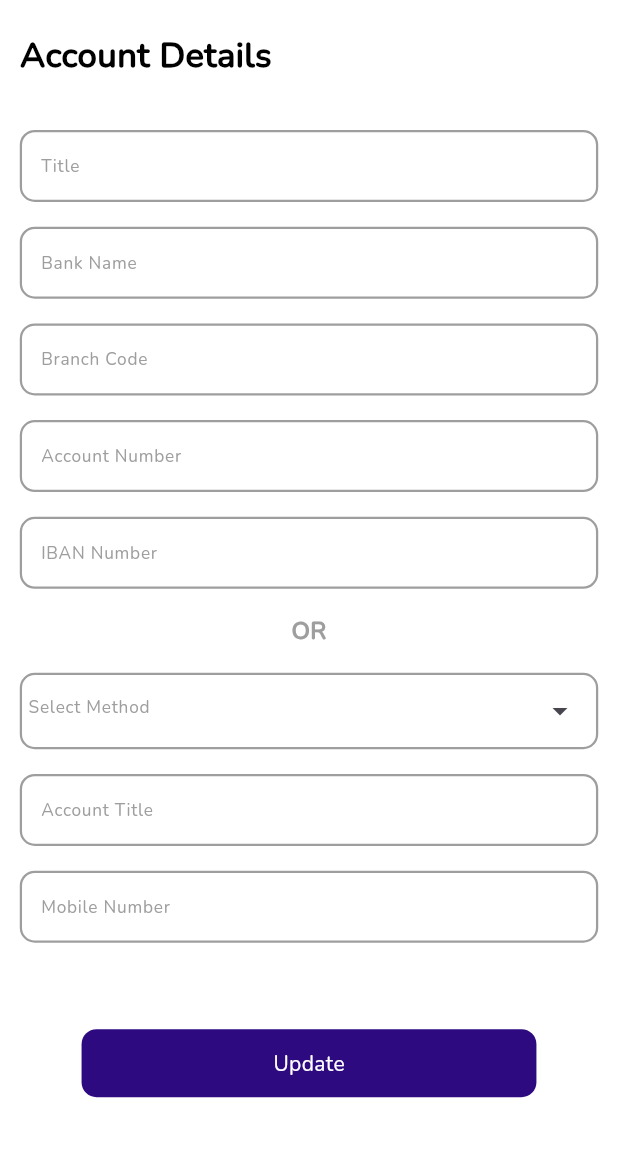
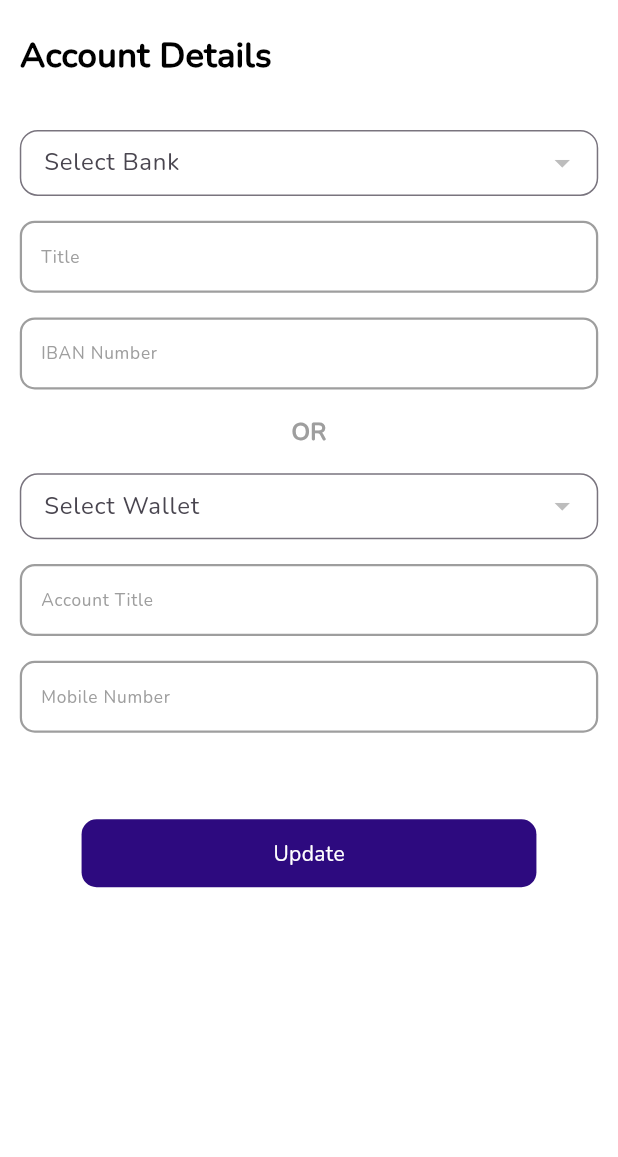
Before and after one commit to shayansaeed123/fahad_tutor, a Flutter app: the Profile screen opened directly, after a tap on "Bank Details", on a phone screen of 412 x 824 dp, the part 53-1210 px from its top. Run offline on Flutter 3.47's test engine with Material 3 defaults, Android fonts, the phone set to English and light mode, and no system bars; drawn by our look-alikes of dropdown_search; our stand-ins replace cached_network_image, connectivity_plus, convex_bottom_bar, device_preview, dotted_border, firebase_auth and 14 more; missing offline and left inert: syncfusion_flutter_pdfviewer; accounts and stored records are empty; network calls fail; statements that could not run were skipped.

Commit message:
update
update

```diff
--- a/lib/controller/text_field_controller.dart
+++ b/lib/controller/text_field_controller.dart
@@ -119,6 +119,9 @@ final TextEditingController _title = TextEditingController();
   final TextEditingController _mobilenumber = TextEditingController();
   TextEditingController get mobilenumber => _mobilenumber;
 
+  final TextEditingController _wallet = TextEditingController();
+  TextEditingController get wallet => _wallet;
+
 
 
 
--- a/lib/model/banksmodel.dart
+++ b/lib/model/banksmodel.dart
@@ -13,3 +13,17 @@ class Bank {
     );
   }
 }
+
+class Wallet {
+  final String id;
+  final String walletName;
+
+  Wallet({required this.id, required this.walletName});
+
+  factory Wallet.fromJson(Map<String, dynamic> json) {
+    return Wallet(
+      id: json['id'],
+      walletName: json['banks_name'],
+    );
+  }
+}
--- a/lib/repo/tutor_repo.dart
+++ b/lib/repo/tutor_repo.dart
@@ -896,4 +896,16 @@ class TutorRepository {
   }
 }
 
+Future<List<Wallet>> fetchWalletBanks() async {
+  final response = await http.get(Uri.parse("${MySharedPrefrence().get_baseUrl()}all_in.php?cash_wallet=1"));
+
+  if (response.statusCode == 200) {
+    final data = json.decode(response.body);
+    final List banksJson = data['cash_wallet_listing'];
+    return banksJson.map((json) => Wallet.fromJson(json)).toList();
+  } else {
+    throw Exception('Failed to load banks');
+  }
 }
+
+}
--- a/lib/res/reusableTextField.dart
+++ b/lib/res/reusableTextField.dart
@@ -343,6 +343,33 @@ Widget reusableDropdownAdditional(
     );
   }
 
+  reusableDropdownBankDetails<T>(
+    List<T> items,
+  T? selectedItem,
+  String label,
+  String Function(T) getLabel,
+  Function(T?) onChanged,
+  ){
+    return DropdownButtonFormField<T>(
+      decoration: InputDecoration(
+        labelText: label,
+        isDense: true,
+        contentPadding: EdgeInsets.symmetric(vertical: 10, horizontal: 12),
+        border: OutlineInputBorder(
+          borderRadius: BorderRadius.circular(12),
+        ),
+      ),
+      value: selectedItem,
+      items: items.map((item) {
+        return DropdownMenuItem<T>(
+          value: item,
+          child: reusableText(getLabel(item), fontsize: 15),
+        );
+      }).toList(),
+      onChanged: onChanged,
+    );
+  }
+
 
 
 
--- a/lib/views/profile/accountdetails.dart
+++ b/lib/views/profile/accountdetails.dart
@@ -4,6 +4,7 @@ import 'package:dropdown_search/dropdown_search.dart';
 import 'package:fahad_tutor/controller/color_controller.dart';
 import 'package:fahad_tutor/controller/text_field_controller.dart';
 import 'package:fahad_tutor/database/my_shared.dart';
+import 'package:fahad_tutor/model/banksmodel.dart';
 import 'package:fahad_tutor/repo/tutor_repo.dart';
 import 'package:fahad_tutor/repo/utils.dart';
 import 'package:fahad_tutor/res/reusableText.dart';
@@ -27,6 +28,10 @@ class AccountDetails extends StatefulWidget {
 
 class _AccountDetailsState extends State<AccountDetails> {
   bool isLoading = false;
+  List<Bank> _banks = [];
+  Bank? _selectedBank;
+  List<Wallet> _walletbanks = [];
+  Wallet? _selectedWalletBank;
   late FocusNode _title;
   late FocusNode _bankname;
   late FocusNode _branchcode;
@@ -46,10 +51,13 @@ class _AccountDetailsState extends State<AccountDetails> {
   String Easy_Paisa_Mobile = '';
   String Easy_Paisa_Title = '';
   String easypesa_bank = '';
+  String wallet = '';
 
   @override
   void initState() {
     super.initState();
+    loadBanks();
+    loadWalletBanks();
     _title = FocusNode();
     _title.addListener(_onFocusChange);
     _bankname = FocusNode();
@@ -77,6 +85,8 @@ class _AccountDetailsState extends State<AccountDetails> {
       reusabletextfieldcontroller.ibannumber.text = IBAN_Pptional;
       reusabletextfieldcontroller.accounttitle.text = easypesa_bank;
       reusabletextfieldcontroller.mobilenumber.text = Easy_Paisa_Mobile;
+      reusabletextfieldcontroller.wallet.text = wallet;
+
 
       reusabletextfieldcontroller.title.addListener(_updateTitle);
       reusabletextfieldcontroller.bankname.addListener(_updateTitle);
@@ -85,6 +95,7 @@ class _AccountDetailsState extends State<AccountDetails> {
       reusabletextfieldcontroller.ibannumber.addListener(_updateTitle);
       reusabletextfieldcontroller.accounttitle.addListener(_updateTitle);
       reusabletextfieldcontroller.mobilenumber.addListener(_updateTitle);
+      reusabletextfieldcontroller.wallet.addListener(_updateTitle);
     });
   }
   @override
@@ -123,13 +134,14 @@ class _AccountDetailsState extends State<AccountDetails> {
         IBAN_Pptional = reusabletextfieldcontroller.ibannumber.text;
         Easy_Paisa_Mobile = reusabletextfieldcontroller.mobilenumber.text;
         easypesa_bank = reusabletextfieldcontroller.accounttitle.text;
+        wallet = reusabletextfieldcontroller.wallet.text;
       });
     }
   }
 
    Future<void> loadBanks() async {
     try {
-      final banks = await fetchBanks();
+      final banks = await repository.fetchBanks();
       setState(() {
         _banks = banks;
       });
@@ -138,43 +150,16 @@ class _AccountDetailsState extends State<AccountDetails> {
     }
   }
 
-  // void _validateForm() {
-  //    if (
-  //     reusabletextfieldcontroller.title.text.isNotEmpty &&
-  //     reusabletextfieldcontroller.bankname.text.isNotEmpty &&
-  //     reusabletextfieldcontroller.branchcode.text.isNotEmpty &&
-  //     reusabletextfieldcontroller.accountnumber.text.isNotEmpty &&
-  //     reusabletextfieldcontroller.ibannumber.text.isNotEmpty &&
-  //     reusabletextfieldcontroller.mobilenumber.text.isNotEmpty &&
-  //     methodValue.isNotEmpty &&
-  //     reusabletextfieldcontroller.accounttitle.text.isNotEmpty
-
-
-  //                       ) {
-  //                 updateAccountDetails();
-  //               } else {
-  //                 Utils.snakbar(
-  //                   context,
-  //                   reusabletextfieldcontroller.title.text.isEmpty
-  //                       ? "Title Is Missing"
-  //                       : reusabletextfieldcontroller.bankname.text.isEmpty
-  //                           ? "Bank Name Is Missing" :
-  //                           reusabletextfieldcontroller.branchcode.text.isEmpty
-  //                           ? "Branch Code Is Missing" :
-  //                           reusabletextfieldcontroller.accountnumber.text.isEmpty
-  //                           ? "Account Number Is Missing" :
-  //                           reusabletextfieldcontroller.ibannumber.text.isEmpty
-  //                           ? "IBAN Number Is Missing" :
-  //                           reusabletextfieldcontroller.mobilenumber.text.isEmpty
-  //                           ? "Mobile Number Is Missing" :
-  //                           methodValue.isEmpty
-  //                           ? "Payment Method Is Missing" :
-  //                           reusabletextfieldcontroller.accounttitle.text.isEmpty
-  //                           ? "Account Title Is Missing" :
-  //                            "Fill Correct Fields",
-  //                 );
-  //               }
-  // }
+  Future<void> loadWalletBanks() async {
+    try {
+      final banks = await repository.fetchWalletBanks();
+      setState(() {
+        _walletbanks = banks;
+      });
+    } catch (e) {
+      print('Error loading banks: $e');
+    }
+  }
 
   Future<void> updateAccountDetails()async{
     setState(() {
@@ -188,13 +173,14 @@ class _AccountDetailsState extends State<AccountDetails> {
         'code' : '10'.toString(),
         'tutor_id' : MySharedPrefrence().get_user_ID().toString(),
         'Title' : reusabletextfieldcontroller.title.text.toString(),
-        'bank_n': reusabletextfieldcontroller.bankname.text.toString(),
+        'bank_n': _selectedBank?.name ?? '',
         'Branch_Code': reusabletextfieldcontroller.branchcode.text.toString(),
         'Account_Number': reusabletextfieldcontroller.accountnumber.text.toString(),
         'IBAN': reusabletextfieldcontroller.ibannumber.text.toString(),
         'Easy_p': reusabletextfieldcontroller.mobilenumber.text.toString(),
         'Titlee': methodValue.toString(),
         'easypesa_bank': reusabletextfieldcontroller.accounttitle.text.toString(),
+        'wallet' : _selectedWalletBank?.walletName ?? '',
       }
     );
     if (response.statusCode == 200) {
@@ -247,6 +233,22 @@ class _AccountDetailsState extends State<AccountDetails> {
       Easy_Paisa_Mobile = responseData['Easy_Paisa_Mobile'];
       Easy_Paisa_Title = responseData['Easy_Paisa_Title'];
       easypesa_bank = responseData['easypesa_bank'];
+      wallet = responseData['wallet'];
+
+      // Set controllers
+  reusabletextfieldcontroller.title.text = Title;
+  reusabletextfieldcontroller.ibannumber.text = IBAN_Pptional;
+
+  // Set selected bank from name
+  _selectedBank = _banks.firstWhere(
+    (bank) => bank.name.toLowerCase() == Bank_Name.toLowerCase(),
+    orElse: () => null!,
+  );
+  // Set selected wallet from name
+  _selectedWalletBank = _walletbanks.firstWhere(
+    (bank) => bank.walletName.toLowerCase() == wallet.toLowerCase(),
+    orElse: () => null!,
+  );
     } else {
       print('Error: ${response.statusCode}');
     }
@@ -274,6 +276,12 @@ class _AccountDetailsState extends State<AccountDetails> {
                 return reusableVisiblityMesage(context, MySharedPrefrence().get_popup_text(), (){setState(() {visible=false;});}, visible);
                 }else{return Container();}},),
                 reusablaSizaBox(context, 0.020),
+                reusableDropdownBankDetails(_banks, _banks.contains(_selectedBank) ? _selectedBank : null, 'Select Bank', (bank) => bank.name, (value) {
+                  setState(() {
+                  _selectedBank = value;
+                  });
+                },),
+                reusablaSizaBox(context, 0.020),
                           reusableTextField(context,
                           reusabletextfieldcontroller.title,'Title', _title.hasFocus
                         ? colorController.blueColor
@@ -282,30 +290,30 @@ class _AccountDetailsState extends State<AccountDetails> {
                       FocusScope.of(context).requestFocus(_bankname);
                     }, ),
                     reusablaSizaBox(context, 0.020),
-                    reusableTextField(context,
-                          reusabletextfieldcontroller.bankname, 'Bank Name', _bankname.hasFocus
-                        ? colorController.blueColor
-                        : colorController.textfieldBorderColorBefore, _bankname, () {
-                      _bankname.unfocus();
-                      FocusScope.of(context).requestFocus(_branchcode);
-                    }, ),
-                    reusablaSizaBox(context, 0.020),
-                    reusableTextField(context,
-                          reusabletextfieldcontroller.branchcode, 'Branch Code', _branchcode.hasFocus
-                        ? colorController.blueColor
-                        : colorController.textfieldBorderColorBefore, _branchcode, () {
-                      _branchcode.unfocus();
-                      FocusScope.of(context).requestFocus(_accountnumber);
-                    }, ),
-                    reusablaSizaBox(context, 0.020),
-                    reusableTextField(context,
-                          reusabletextfieldcontroller.accountnumber, 'Account Number', _accountnumber.hasFocus
-                        ? colorController.blueColor
-                        : colorController.textfieldBorderColorBefore, _accountnumber, () {
-                      _accountnumber.unfocus();
-                      FocusScope.of(context).requestFocus(_ibannumber);
-                    }, ),
-                    reusablaSizaBox(context, 0.020),
+                    // reusableTextField(context,
+                    //       reusabletextfieldcontroller.bankname, 'Bank Name', _bankname.hasFocus
+                    //     ? colorController.blueColor
+                    //     : colorController.textfieldBorderColorBefore, _bankname, () {
+                    //   _bankname.unfocus();
+                    //   FocusScope.of(context).requestFocus(_branchcode);
+                    // }, ),
+                    // reusablaSizaBox(context, 0.020),
+                    // reusableTextField(context,
+                    //       reusabletextfieldcontroller.branchcode, 'Branch Code', _branchcode.hasFocus
+                    //     ? colorController.blueColor
+                    //     : colorController.textfieldBorderColorBefore, _branchcode, () {
+                    //   _branchcode.unfocus();
+                    //   FocusScope.of(context).requestFocus(_accountnumber);
+                    // }, ),
+                    // reusablaSizaBox(context, 0.020),
+                    // reusableTextField(context,
+                    //       reusabletextfieldcontroller.accountnumber, 'Account Number', _accountnumber.hasFocus
+                    //     ? colorController.blueColor
+                    //     : colorController.textfieldBorderColorBefore, _accountnumber, () {
+                    //   _accountnumber.unfocus();
+                    //   FocusScope.of(context).requestFocus(_ibannumber);
+                    // }, ),
+                    // reusablaSizaBox(context, 0.020),
                     reusableTextField(context,
                           reusabletextfieldcontroller.ibannumber, 'IBAN Number', _ibannumber.hasFocus
                         ? colorController.blueColor
@@ -316,59 +324,64 @@ class _AccountDetailsState extends State<AccountDetails> {
                     reusablaSizaBox(context, 0.020),
                     Center(child: reusableText('OR',color: colorController.grayTextColor,fontsize: 16,fontweight: FontWeight.bold)),
                     reusablaSizaBox(context, 0.020),
-                    Container(
-                                  padding: EdgeInsets.only(
-                                      left: MediaQuery.of(context).size.width *
-                                          .01),
-                                  width: MediaQuery.of(context).size.width,
-                                  // height:
-                                  //     MediaQuery.of(context).size.height * .055,
-                                  decoration: BoxDecoration(
-                                    border: Border.all(
-                                        color: Colors.grey,
-                                        width: 1.5), // Border color
-                                    borderRadius: BorderRadius.circular(10.0),
-                                    // Border radius
-                                  ),
-                                  child:
-                                  DropdownSearch<String>(
-  popupProps: PopupPropsMultiSelection.dialog(
-    fit: FlexFit.loose,
-    showSearchBox: true,
-    dialogProps: DialogProps(
-      backgroundColor: colorController.whiteColor,
-      elevation: 10,
-    ),
-    searchFieldProps: TextFieldProps(
-      decoration: InputDecoration(
-        hintText: 'Search...',
-        hintStyle: TextStyle(color: colorController.blackColor,fontSize: 12.5),
-        fillColor: colorController.whiteColor,
-        border: OutlineInputBorder(
-          borderRadius: BorderRadius.circular(11),
-        ),
-      ),
-    ),
-  ),
-  dropdownDecoratorProps: DropDownDecoratorProps(
-    dropdownSearchDecoration: InputDecoration(
-      hintText: methodValue.isEmpty ? 'Select Method' : methodValue,
-      hintStyle: TextStyle(color: colorController.grayTextColor,fontSize: 11.5),
-      border: InputBorder.none,
-    ),
-  ),
-  items: <String>['Jazz Cash', 'Easypaisa'],
-  onChanged: (String? newValue) {
-    setState(() {
-      methodValue = newValue ?? '';
-      print(methodValue);
-    });
-  },
-  selectedItem: methodValue.isNotEmpty ? methodValue : null,
-)
+//                     Container(
+//                                   padding: EdgeInsets.only(
+//                                       left: MediaQuery.of(context).size.width *
+//                                           .01),
+//                                   width: MediaQuery.of(context).size.width,
+//                                   // height:
+//                                   //     MediaQuery.of(context).size.height * .055,
+//                                   decoration: BoxDecoration(
+//                                     border: Border.all(
+//                                         color: Colors.grey,
+//                                         width: 1.5), // Border color
+//                                     borderRadius: BorderRadius.circular(10.0),
+//                                     // Border radius
+//                                   ),
+//                                   child:
+//                                   DropdownSearch<String>(
+//   popupProps: PopupPropsMultiSelection.dialog(
+//     fit: FlexFit.loose,
+//     showSearchBox: true,
+//     dialogProps: DialogProps(
+//       backgroundColor: colorController.whiteColor,
+//       elevation: 10,
+//     ),
+//     searchFieldProps: TextFieldProps(
+//       decoration: InputDecoration(
+//         hintText: 'Search...',
+//         hintStyle: TextStyle(color: colorController.blackColor,fontSize: 12.5),
+//         fillColor: colorController.whiteColor,
+//         border: OutlineInputBorder(
+//           borderRadius: BorderRadius.circular(11),
+//         ),
+//       ),
+//     ),
+//   ),
+//   dropdownDecoratorProps: DropDownDecoratorProps(
+//     dropdownSearchDecoration: InputDecoration(
+//       hintText: methodValue.isEmpty ? 'Select Method' : methodValue,
+//       hintStyle: TextStyle(color: colorController.grayTextColor,fontSize: 11.5),
+//       border: InputBorder.none,
+//     ),
+//   ),
+//   items: <String>['Jazz Cash', 'Easypaisa'],
+//   onChanged: (String? newValue) {
+//     setState(() {
+//       methodValue = newValue ?? '';
+//       print(methodValue);
+//     });
+//   },
+//   selectedItem: methodValue.isNotEmpty ? methodValue : null,
+// )
 
-                                ),
-                                reusablaSizaBox(context, 0.020),
+//                                 ),
+                    reusableDropdownBankDetails(_walletbanks, _walletbanks.contains(_selectedWalletBank) ? _selectedWalletBank : null, 'Select Wallet', (wallet) => wallet.walletName, (value) {
+                     setState(() {
+                      _selectedWalletBank = value;
+                      });
+                    },),
+                    reusablaSizaBox(context, 0.020),
                     reusableTextField(context,
                           reusabletextfieldcontroller.accounttitle, 'Account Title', _accounttitle.hasFocus
                         ? colorController.blueColor
```
